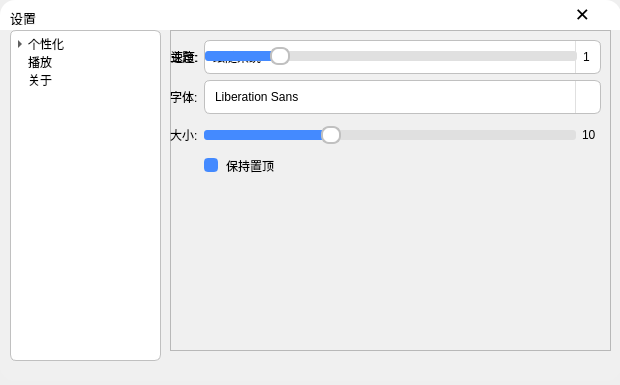
Qt form MusicPlayer/settings.ui (wang-ruohan-666/ClassTools) before a commit.
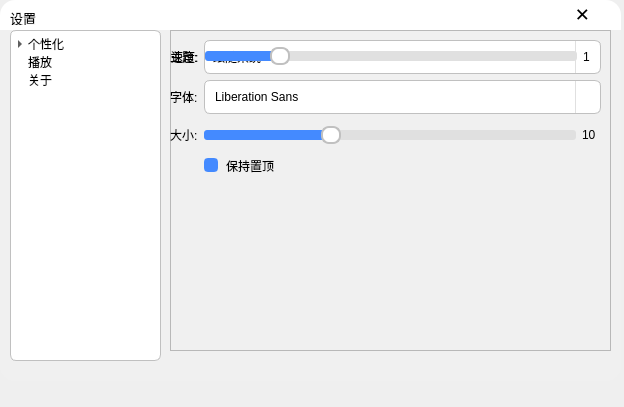
The same form after that commit.

```diff
--- a/MusicPlayer/settings.ui
+++ b/MusicPlayer/settings.ui
@@ -6,8 +6,8 @@
    <rect>
     <x>0</x>
     <y>0</y>
-    <width>620</width>
-    <height>385</height>
+    <width>624</width>
+    <height>407</height>
    </rect>
   </property>
   <property name="windowTitle">
```
